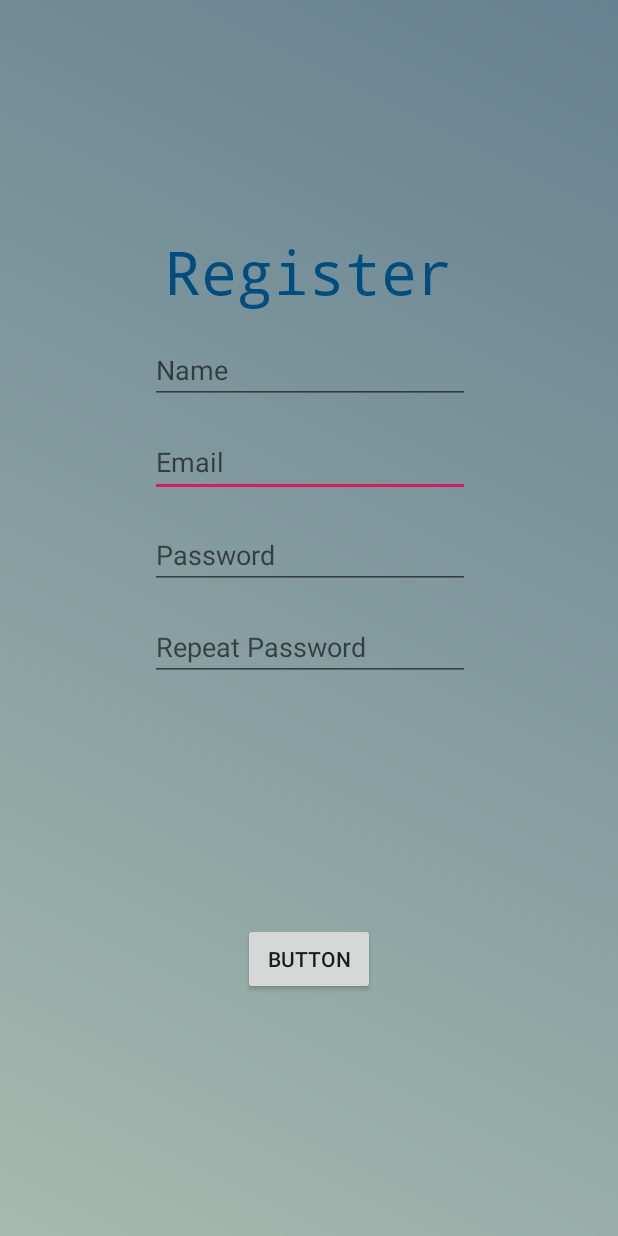
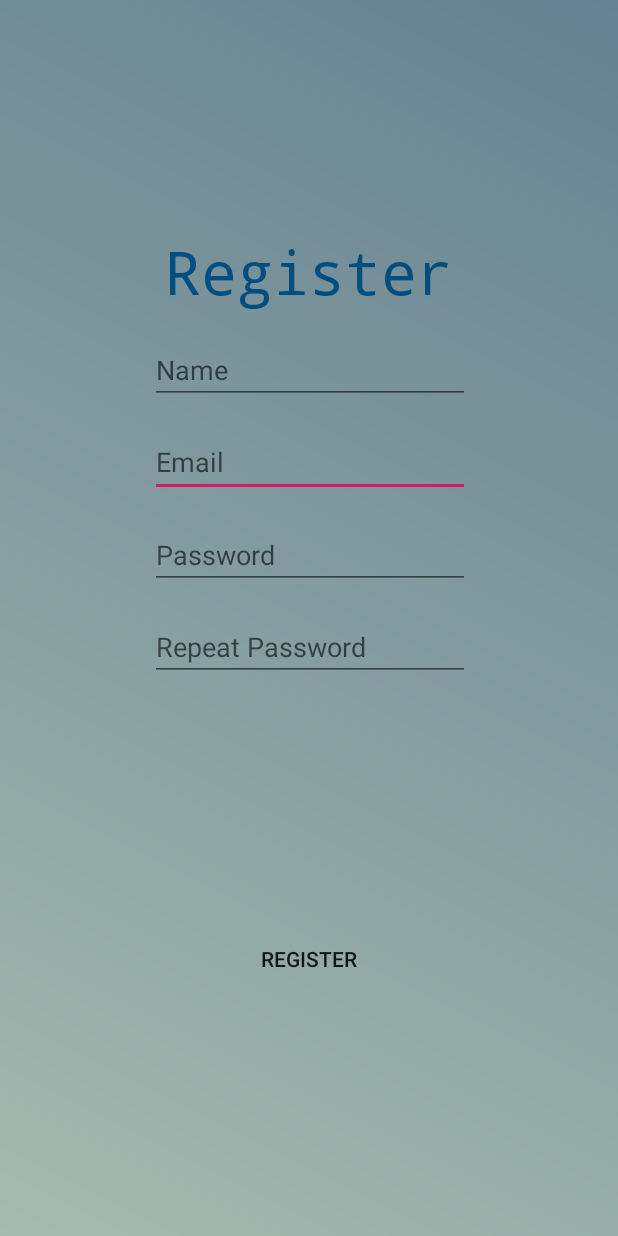
Before and after one commit to Engineering2018-PaJaMa/TrackFoodTruck, an Android app: the RegisterActivity screen opened directly, with no data from a screen before it, on a phone screen of 412 x 824 dp. Run offline under Robolectric (Android 15) with nearby library versions, the phone set to English and light mode, and no system bars.

Commit message:
Code refactor.

```diff
--- a/app/src/main/AndroidManifest.xml
+++ b/app/src/main/AndroidManifest.xml
@@ -12,15 +12,15 @@
 			android:supportsRtl="true"
 			android:theme="@style/AppTheme"
 			android:usesCleartextTraffic="true">
-		<activity android:name=".MainActivity">
+		<activity android:name=".Activities.MainActivity">
 			<intent-filter>
 				<action android:name="android.intent.action.MAIN"/>
 
 				<category android:name="android.intent.category.LAUNCHER"/>
 			</intent-filter>
 		</activity>
-		<activity android:name=".RegisterActivity"/>
-		<activity android:name=".WelcomeActivity"></activity>
+		<activity android:name=".Activities.RegisterActivity"/>
+		<activity android:name=".Activities.WelcomeActivity"></activity>
 	</application>
 
 </manifest>
--- a/app/src/main/java/com/example/pajama/trackfoodtruck/MainActivity.java
+++ b/app/src/main/java/com/example/pajama/trackfoodtruck/Activities/MainActivity.java
@@ -1,4 +1,6 @@
-package com.example.pajama.trackfoodtruck;
+package com.example.pajama.trackfoodtruck.Activities;
+
+import com.example.pajama.trackfoodtruck.R;
 
 import android.content.Intent;
 import android.os.Bundle;
--- a/app/src/main/java/com/example/pajama/trackfoodtruck/RegisterActivity.java
+++ b/app/src/main/java/com/example/pajama/trackfoodtruck/Activities/RegisterActivity.java
@@ -1,4 +1,6 @@
-package com.example.pajama.trackfoodtruck;
+package com.example.pajama.trackfoodtruck.Activities;
+
+import com.example.pajama.trackfoodtruck.R;
 
 import android.content.Intent;
 import android.os.Bundle;
--- a/app/src/main/java/com/example/pajama/trackfoodtruck/WelcomeActivity.java
+++ b/app/src/main/java/com/example/pajama/trackfoodtruck/Activities/WelcomeActivity.java
@@ -1,5 +1,6 @@
-package com.example.pajama.trackfoodtruck;
+package com.example.pajama.trackfoodtruck.Activities;
 
+import com.example.pajama.trackfoodtruck.R;
 import com.example.pajama.trackfoodtruck.api.HttpHandler;
 
 import android.os.AsyncTask;
--- a/app/src/main/res/layout/activity_main.xml
+++ b/app/src/main/res/layout/activity_main.xml
@@ -5,7 +5,7 @@
     android:layout_width="match_parent"
     android:layout_height="match_parent"
     android:background="@drawable/main_background"
-    tools:context=".MainActivity">
+    tools:context=".Activities.MainActivity">
 
     <TextView
         android:id="@+id/loginTitle"
--- a/app/src/main/res/layout/activity_register.xml
+++ b/app/src/main/res/layout/activity_register.xml
@@ -5,7 +5,7 @@
     android:layout_width="match_parent"
     android:layout_height="match_parent"
     android:background="@drawable/main_background"
-    tools:context=".RegisterActivity">
+    tools:context=".Activities.RegisterActivity">
 
     <TextView
         android:id="@+id/registerTitle"
@@ -103,10 +103,10 @@
 			android:layout_marginEnd="8dp"
 			android:layout_marginRight="8dp"
 			android:layout_marginBottom="8dp"
-        android:text="@string/button"
+			android:text="Register"
 			android:onClick="registerUser"
 			app:layout_constraintBottom_toBottomOf="parent"
 			app:layout_constraintEnd_toEndOf="parent"
 			app:layout_constraintStart_toStartOf="parent"
-        app:layout_constraintTop_toBottomOf="@+id/repeatPasswordEditText" />
+			app:layout_constraintTop_toBottomOf="@+id/repeatPasswordEditText" style="@style/Widget.AppCompat.Button.Borderless"/>
 </android.support.constraint.ConstraintLayout>
--- a/app/src/main/res/layout/activity_welcome.xml
+++ b/app/src/main/res/layout/activity_welcome.xml
@@ -5,7 +5,7 @@
                                              android:layout_width="match_parent"
                                              android:layout_height="match_parent"
                                              android:background="@drawable/main_background"
-                                             tools:context=".WelcomeActivity">
+                                             tools:context=".Activities.WelcomeActivity">
 
 	<TextView
 			android:id="@+id/userResponseTextView"
```
Lines whose indentation alone changed are shown as unchanged.
